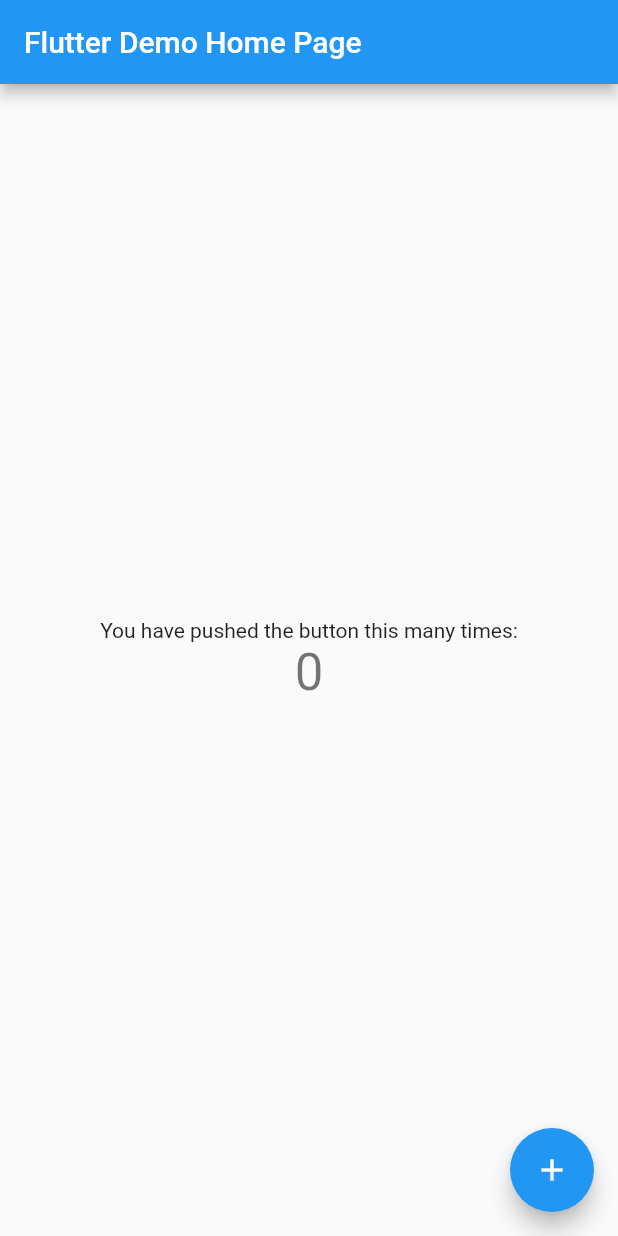
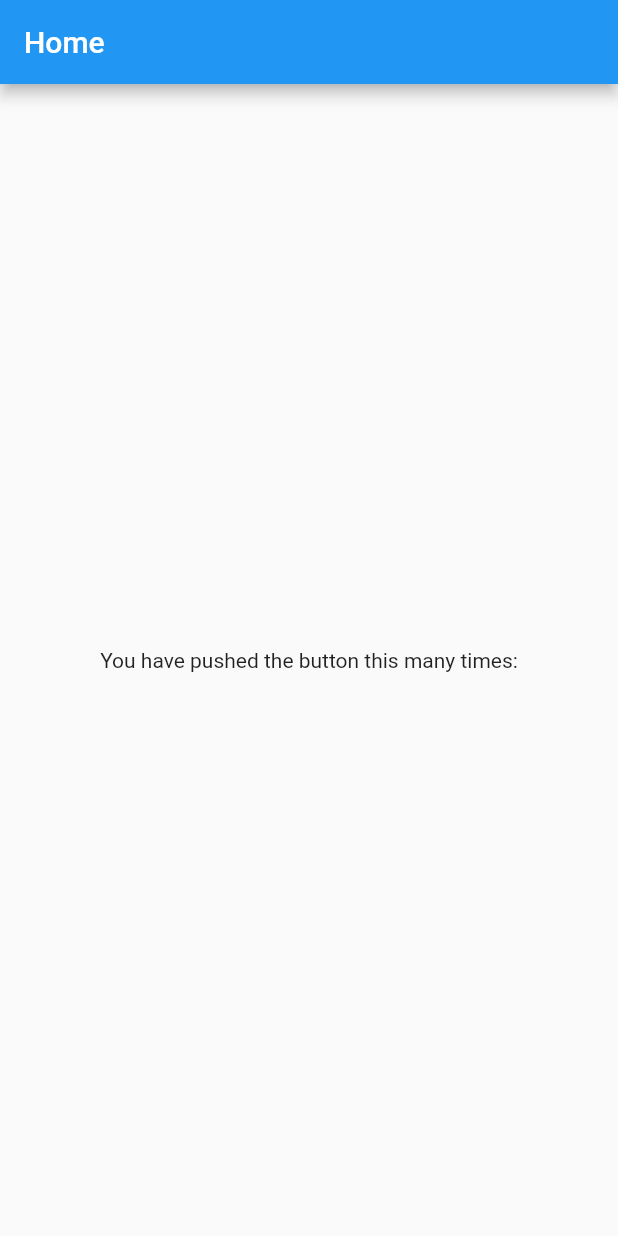
Before and after one commit to bakhtiararifinid/flutter-schedule-app, a Flutter app: the screen it shows after launch, on a phone screen of 412 x 824 dp. Run offline on Flutter 3.47's test engine with Material 2 defaults, Android fonts, the phone set to English and light mode, and no system bars.

Commit message:
application structure

```diff
--- /dev/null
+++ b/lib/app.dart
@@ -0,0 +1,16 @@
+
+import 'package:flutter/material.dart';
+import 'package:schedule_app/pages/home_page.dart';
+
+class App extends StatelessWidget {
+  @override
+  Widget build(BuildContext context) {
+    return MaterialApp(
+      title: 'Flutter Demo',
+      theme: ThemeData(
+        primarySwatch: Colors.blue,
+      ),
+      home: HomePage(),
+    );
+  }
+}
--- a/lib/main.dart
+++ b/lib/main.dart
@@ -1,111 +1,4 @@
 import 'package:flutter/material.dart';
+import 'package:schedule_app/app.dart';
 
-void main() => runApp(MyApp());
-
-class MyApp extends StatelessWidget {
-  // This widget is the root of your application.
-  @override
-  Widget build(BuildContext context) {
-    return MaterialApp(
-      title: 'Flutter Demo',
-      theme: ThemeData(
-        // This is the theme of your application.
-        //
-        // Try running your application with "flutter run". You'll see the
-        // application has a blue toolbar. Then, without quitting the app, try
-        // changing the primarySwatch below to Colors.green and then invoke
-        // "hot reload" (press "r" in the console where you ran "flutter run",
-        // or simply save your changes to "hot reload" in a Flutter IDE).
-        // Notice that the counter didn't reset back to zero; the application
-        // is not restarted.
-        primarySwatch: Colors.blue,
-      ),
-      home: MyHomePage(title: 'Flutter Demo Home Page'),
-    );
-  }
-}
-
-class MyHomePage extends StatefulWidget {
-  MyHomePage({Key key, this.title}) : super(key: key);
-
-  // This widget is the home page of your application. It is stateful, meaning
-  // that it has a State object (defined below) that contains fields that affect
-  // how it looks.
-
-  // This class is the configuration for the state. It holds the values (in this
-  // case the title) provided by the parent (in this case the App widget) and
-  // used by the build method of the State. Fields in a Widget subclass are
-  // always marked "final".
-
-  final String title;
-
-  @override
-  _MyHomePageState createState() => _MyHomePageState();
-}
-
-class _MyHomePageState extends State<MyHomePage> {
-  int _counter = 0;
-
-  void _incrementCounter() {
-    setState(() {
-      // This call to setState tells the Flutter framework that something has
-      // changed in this State, which causes it to rerun the build method below
-      // so that the display can reflect the updated values. If we changed
-      // _counter without calling setState(), then the build method would not be
-      // called again, and so nothing would appear to happen.
-      _counter++;
-    });
-  }
-
-  @override
-  Widget build(BuildContext context) {
-    // This method is rerun every time setState is called, for instance as done
-    // by the _incrementCounter method above.
-    //
-    // The Flutter framework has been optimized to make rerunning build methods
-    // fast, so that you can just rebuild anything that needs updating rather
-    // than having to individually change instances of widgets.
-    return Scaffold(
-      appBar: AppBar(
-        // Here we take the value from the MyHomePage object that was created by
-        // the App.build method, and use it to set our appbar title.
-        title: Text(widget.title),
-      ),
-      body: Center(
-        // Center is a layout widget. It takes a single child and positions it
-        // in the middle of the parent.
-        child: Column(
-          // Column is also layout widget. It takes a list of children and
-          // arranges them vertically. By default, it sizes itself to fit its
-          // children horizontally, and tries to be as tall as its parent.
-          //
-          // Invoke "debug painting" (press "p" in the console, choose the
-          // "Toggle Debug Paint" action from the Flutter Inspector in Android
-          // Studio, or the "Toggle Debug Paint" command in Visual Studio Code)
-          // to see the wireframe for each widget.
-          //
-          // Column has various properties to control how it sizes itself and
-          // how it positions its children. Here we use mainAxisAlignment to
-          // center the children vertically; the main axis here is the vertical
-          // axis because Columns are vertical (the cross axis would be
-          // horizontal).
-          mainAxisAlignment: MainAxisAlignment.center,
-          children: <Widget>[
-            Text(
-              'You have pushed the button this many times:',
-            ),
-            Text(
-              '$_counter',
-              style: Theme.of(context).textTheme.display1,
-            ),
-          ],
-        ),
-      ),
-      floatingActionButton: FloatingActionButton(
-        onPressed: _incrementCounter,
-        tooltip: 'Increment',
-        child: Icon(Icons.add),
-      ), // This trailing comma makes auto-formatting nicer for build methods.
-    );
-  }
-}
+void main() => runApp(App());
--- /dev/null
+++ b/lib/pages/home_page.dart
@@ -0,0 +1,22 @@
+import 'package:flutter/material.dart';
+
+class HomePage extends StatelessWidget {
+  @override
+  Widget build(BuildContext context) {
+    return Scaffold(
+      appBar: AppBar(
+        title: Text('Home'),
+      ),
+      body: Center(
+        child: Column(
+          mainAxisAlignment: MainAxisAlignment.center,
+          children: <Widget>[
+            Text(
+              'You have pushed the button this many times:',
+            ),
+          ],
+        ),
+      ),
+    );
+  }
+}
```
Also changed, not shown: 1 other file.
